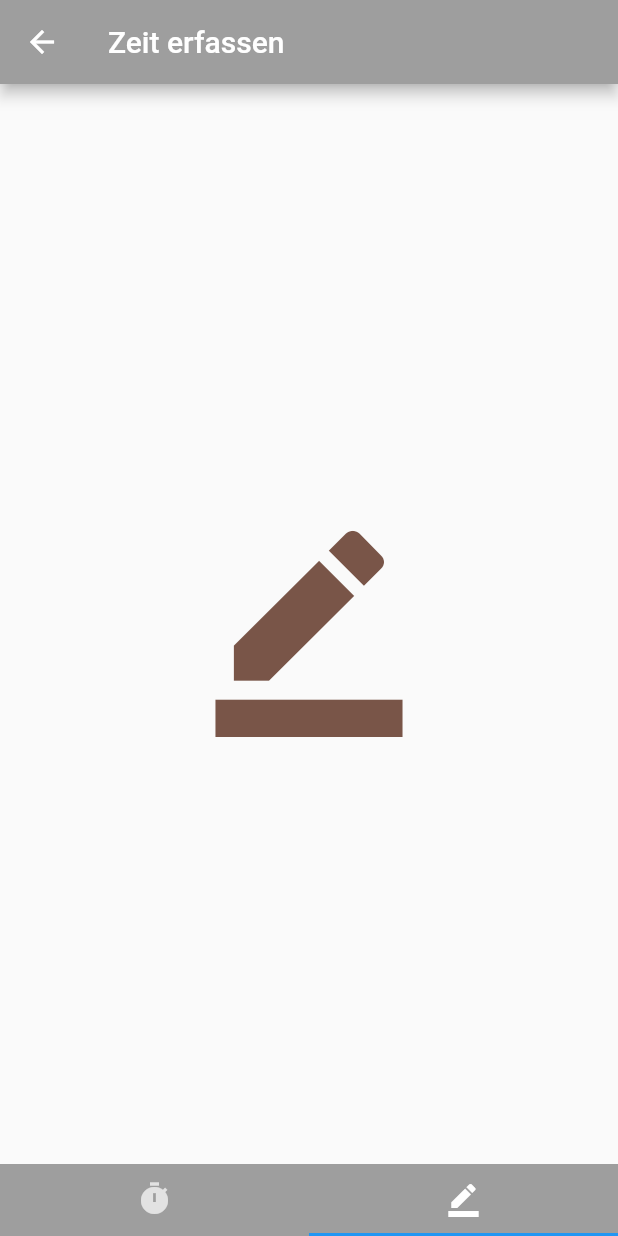
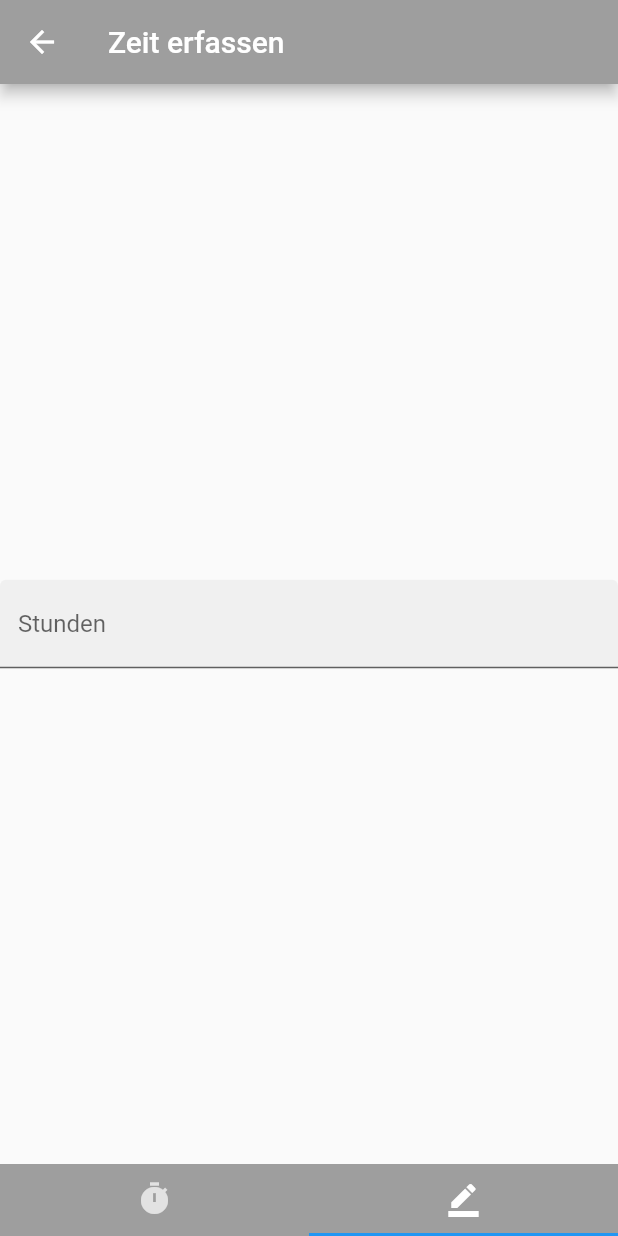
Before and after one commit to SimpleRick44/MetaTime, a Flutter app: the MyTabs screen opened directly, tab 2 chosen, on a phone screen of 412 x 824 dp. Run offline on Flutter 3.47's test engine with Material 2 defaults, Android fonts, the phone set to English and light mode, and no system bars; network calls fail.

Commit message:
alpha 0.0.1

```diff
--- a/lib/pages/zeitmanu_page.dart
+++ b/lib/pages/zeitmanu_page.dart
@@ -5,8 +5,15 @@ class Manu extends StatelessWidget {
   Widget build(BuildContext context) {
     return new Container(
       child: new Center(
-        child: new Icon(Icons.border_color, size: 150.0, color: Colors.brown)
+        child: new TextField(
+          decoration: new InputDecoration(
+            border:const UnderlineInputBorder(),
+            filled: true,
+            labelText: 'Stunden'
+          ),
+        )
       )
+
     );
   }
 }
```
